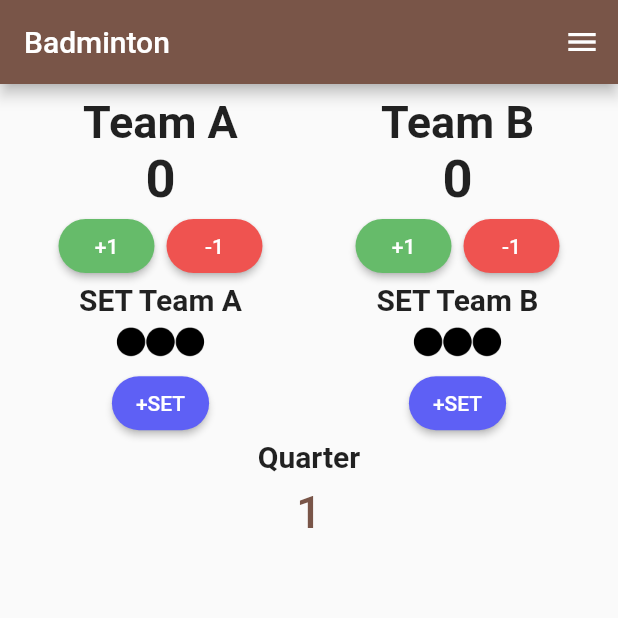
After one commit to Methapon2001/rmutl-scoreboard, a Flutter app: the BadmintonPage screen opened directly, in the side drawer, after a tap on "+SET", on a phone screen of 412 x 824 dp, the top half of it. The commit adds this screen. Run offline on Flutter 3.47's test engine with Material 2 defaults, Android fonts, the phone set to English and light mode, and no system bars.

Commit message:
added badminton page

```diff
--- a/lib/main.dart
+++ b/lib/main.dart
@@ -13,6 +13,9 @@ import 'package:scoreboard/models/soccer/quarter.dart';
 import 'package:scoreboard/models/futsal/score.dart';
 import 'package:scoreboard/models/futsal/foul.dart';
 import 'package:scoreboard/models/futsal/quarter.dart';
+import 'package:scoreboard/models/badminton/score.dart';
+import 'package:scoreboard/models/badminton/set.dart';
+import 'package:scoreboard/models/badminton/quarter.dart';
 
 void main() {
   runApp(const MyApp());
@@ -37,6 +40,9 @@ class MyApp extends StatelessWidget {
         ListenableProvider(create: (_) => FoulFutsal()),
         ListenableProvider(create: (_) => ScoreFutsal()),
         ListenableProvider(create: (_) => QuarterFutsal()),
+        ListenableProvider(create: (_) => ScoreBadminton()),
+        ListenableProvider(create: (_) => SetBadminton()),
+        ListenableProvider(create: (_) => QuarterBadminton()),
       ],
       child: MaterialApp(
         debugShowCheckedModeBanner: false,
--- /dev/null
+++ b/lib/models/badminton/quarter.dart
@@ -0,0 +1,7 @@
+import 'package:scoreboard/models/quarter.dart';
+
+class QuarterBadminton extends Quarter {
+  QuarterBadminton(){
+    maxQuarter = 3;
+  }
+}
--- /dev/null
+++ b/lib/models/badminton/score.dart
@@ -0,0 +1,3 @@
+import 'package:scoreboard/models/score.dart';
+
+class ScoreBadminton extends Score {}
--- /dev/null
+++ b/lib/models/badminton/set.dart
@@ -0,0 +1,7 @@
+import 'package:scoreboard/models/set.dart';
+
+class SetBadminton extends Set {
+  SetBadminton(){
+    maxSet = 2;
+  }
+}
--- /dev/null
+++ b/lib/views/badminton.dart
@@ -0,0 +1,74 @@
+import 'package:flutter/material.dart';
+import 'package:provider/provider.dart';
+import 'package:scoreboard/widgets/menu.dart';
+import 'package:scoreboard/widgets/teamname.dart';
+import 'package:scoreboard/models/badminton/score.dart';
+import 'package:scoreboard/widgets/button_score.dart';
+import 'package:scoreboard/widgets/button_set.dart';
+import 'package:scoreboard/widgets/button_quarter.dart';
+
+class BadmintonPage extends StatefulWidget {
+  const BadmintonPage({super.key});
+
+  @override
+  State<BadmintonPage> createState() => _BadmintonPageState();
+}
+
+class _BadmintonPageState extends State<BadmintonPage> {
+  @override
+  Widget build(BuildContext context) {
+    return Scaffold(
+      appBar: AppBar(
+        title: const Text("Badminton"),
+      ),
+      endDrawer: const MenuDrawer(index: 5),
+      body: Center(
+        child: Padding(
+          padding: const EdgeInsets.all(8.0),
+          child: Column(
+            children: <Widget>[
+              Row(
+                mainAxisAlignment: MainAxisAlignment.spaceAround,
+                children: [
+                  Column(
+                    children: <Widget>[
+                      const TeamName(team: 1),
+                      Text('${context.watch<ScoreBadminton>().getScoreTeam1}',
+                          style: const TextStyle(
+                              fontSize: 35, fontWeight: FontWeight.bold)),
+                      const ButtonScore(
+                          sport: 5, team: 1, increment: 1, decrement: 1),
+                      const Text(
+                        'SET Team A',
+                        style: TextStyle(
+                            fontSize: 20, fontWeight: FontWeight.bold),
+                      ),
+                      const ButtonSet(sport: 5,team: 1),
+                    ],
+                  ),
+                  Column(
+                    children: <Widget>[
+                      const TeamName(team: 2),
+                      Text('${context.watch<ScoreBadminton>().getScoreTeam2}',
+                          style: const TextStyle(
+                              fontSize: 35, fontWeight: FontWeight.bold)),
+                      const ButtonScore(
+                          sport: 5, team: 2, increment: 1, decrement: 1),
+                      const Text(
+                        'SET Team B',
+                        style: TextStyle(
+                            fontSize: 20, fontWeight: FontWeight.bold),
+                      ),
+                      const ButtonSet(sport: 5,team: 2),
+                    ],
+                  ),
+                ],
+              ),
+              const ButtonQuarter(sport: 5),
+            ],
+          ),
+        ),
+      ),
+    );
+  }
+}
--- a/lib/widgets/button_quarter.dart
+++ b/lib/widgets/button_quarter.dart
@@ -3,6 +3,7 @@ import 'package:scoreboard/models/basketball/quarter.dart';
 import 'package:scoreboard/models/volleyball/quarter.dart';
 import 'package:scoreboard/models/soccer/quarter.dart';
 import 'package:scoreboard/models/futsal/quarter.dart';
+import 'package:scoreboard/models/badminton/quarter.dart';
 import 'package:provider/provider.dart';
 
 class ButtonQuarter extends StatefulWidget {
@@ -37,6 +38,9 @@ class _ButtonQuarterState extends State<ButtonQuarter> {
               if (widget.sport == 4) {
                 context.read<QuarterFutsal>().update();
               }
+              if (widget.sport == 5) {
+                context.read<QuarterBadminton>().update();
+              }
             },
             child: widget.sport == 1
                 ? Text(
@@ -58,7 +62,12 @@ class _ButtonQuarterState extends State<ButtonQuarter> {
                                 '${context.watch<QuarterFutsal>().getQuarter}',
                                 style: const TextStyle(fontSize: 30),
                               )
-                            : widget)
+                            : widget.sport == 5
+                                ? Text(
+                                    '${context.watch<QuarterBadminton>().getQuarter}',
+                                    style: const TextStyle(fontSize: 30),
+                                  )
+                                : widget)
       ],
     );
   }
--- a/lib/widgets/button_score.dart
+++ b/lib/widgets/button_score.dart
@@ -4,6 +4,7 @@ import 'package:scoreboard/models/basketball/score.dart';
 import 'package:scoreboard/models/volleyball/score.dart';
 import 'package:scoreboard/models/soccer/score.dart';
 import 'package:scoreboard/models/futsal/score.dart';
+import 'package:scoreboard/models/badminton/score.dart';
 
 class ButtonScore extends StatefulWidget {
   const ButtonScore({
@@ -48,6 +49,9 @@ class _ButtonScoreState extends State<ButtonScore> {
             if(widget.sport == 4){
               context.read<ScoreFutsal>().increment(widget.team, widget.increment);
             }
+            if(widget.sport == 5){
+              context.read<ScoreBadminton>().increment(widget.team, widget.increment);
+            }
           },
           child: Text("+${widget.increment}"),
         ),
@@ -73,6 +77,9 @@ class _ButtonScoreState extends State<ButtonScore> {
             if(widget.sport == 4){
               context.read<ScoreFutsal>().decrement(widget.team, widget.decrement);
             }
+            if(widget.sport == 5){
+              context.read<ScoreBadminton>().decrement(widget.team, widget.decrement);
+            }
           },
           child: Text("-${widget.decrement}"),
         ),
--- a/lib/widgets/button_set.dart
+++ b/lib/widgets/button_set.dart
@@ -1,11 +1,13 @@
 import 'package:flutter/material.dart';
 import 'package:provider/provider.dart';
 import 'package:scoreboard/models/volleyball/set.dart';
+import 'package:scoreboard/models/badminton/set.dart';
 
 class ButtonSet extends StatefulWidget {
-  const ButtonSet({Key? key, required this.team})
+  const ButtonSet({Key? key, required this.sport, required this.team})
       : super(key: key);
 
+  final int sport;
   final int team;
 
   @override
@@ -54,11 +56,27 @@ class _ButtonSetState extends State<ButtonSet> {
   Widget build(BuildContext context) {
     return Column(
       children: [
-        Row(
-          children: [
-            image[widget.team == 1 ? context.watch<SetVolleyball>().getSetTeam1 : widget.team == 2 ? context.watch<SetVolleyball>().getSetTeam2 : 0],
-          ],
-        ),
+        widget.sport == 2
+            ? Row(
+                children: [
+                  image[widget.team == 1
+                      ? context.watch<SetVolleyball>().getSetTeam1
+                      : widget.team == 2
+                          ? context.watch<SetVolleyball>().getSetTeam2
+                          : 0],
+                ],
+              )
+            : widget.sport == 5
+                ? Row(
+                    children: [
+                      image[widget.team == 1
+                          ? context.watch<SetBadminton>().getSetTeam1
+                          : widget.team == 2
+                              ? context.watch<SetBadminton>().getSetTeam2
+                              : 0],
+                    ],
+                  )
+                : widget,
         ElevatedButton(
             style: ElevatedButton.styleFrom(
               foregroundColor: Colors.white,
@@ -66,7 +84,14 @@ class _ButtonSetState extends State<ButtonSet> {
               shape: const StadiumBorder(),
               // foreground
             ),
-            onPressed: () => context.read<SetVolleyball>().update(widget.team),
+            onPressed: () {
+              if (widget.sport == 1) {
+                context.read<SetVolleyball>().update(widget.team);
+              }
+              if (widget.sport == 5) {
+                context.read<SetBadminton>().update(widget.team);
+              }
+            },
             child: const Text("+SET")),
       ],
     );
--- a/lib/widgets/menu.dart
+++ b/lib/widgets/menu.dart
@@ -4,6 +4,7 @@ import 'package:scoreboard/views/volleyball.dart';
 import 'package:scoreboard/views/basketball.dart';
 import 'package:scoreboard/views/soccer.dart';
 import 'package:scoreboard/views/futsal.dart';
+import 'package:scoreboard/views/badminton.dart';
 
 class MenuDrawer extends StatefulWidget {
   const MenuDrawer({Key? key, required this.index}) : super(key: key);
@@ -76,7 +77,7 @@ class _MenuDrawerState extends State<MenuDrawer> {
           ListTile(
             leading: const Icon(Icons.sports_soccer_rounded),
             title: const Text('Futsal'),
-            selected: widget.index == 3,
+            selected: widget.index == 4,
             onTap: () {
               Navigator.pushReplacement(
                 context,
@@ -86,6 +87,19 @@ class _MenuDrawerState extends State<MenuDrawer> {
               );
             },
           ),
+          ListTile(
+            leading: const Icon(Icons.sports_tennis),
+            title: const Text('Badminton'),
+            selected: widget.index == 5,
+            onTap: () {
+              Navigator.pushReplacement(
+                context,
+                MaterialPageRoute(
+                  builder: (context) => const BadmintonPage(),
+                ),
+              );
+            },
+          ),
         ],
       ),
     );
```
